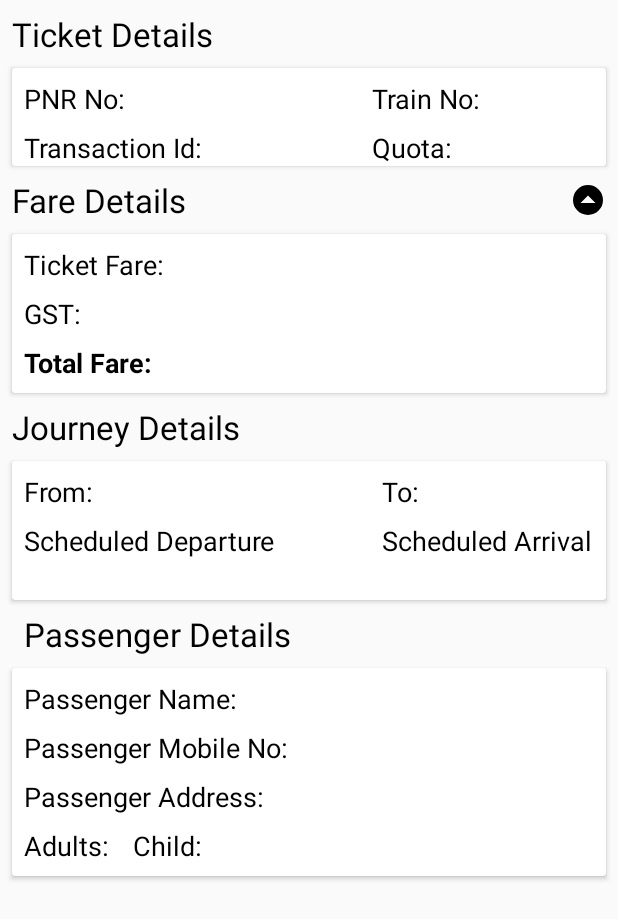
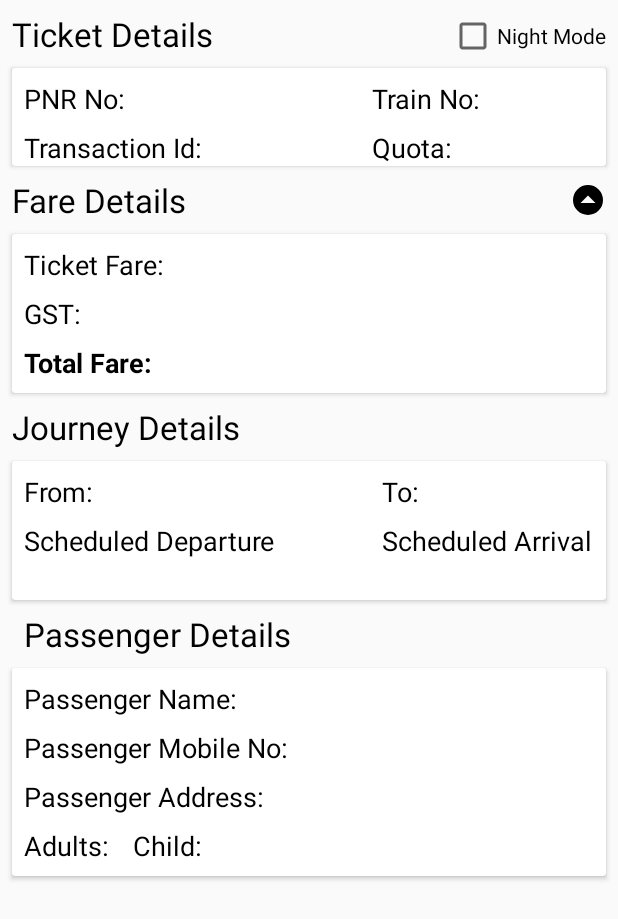
Before and after one commit to FireAndIce/ticket-databinding, an Android app: the layout ticket_fragment.xml on its own in the app's theme, with its tools: preview values and no code run, on a phone screen of 412 x 824 dp. Shown: the top 919 px of the screen. Run offline under Robolectric (Android 15) with nearby library versions, the phone set to English and light mode, and no system bars.

Commit message:
Added Night Mode feature

```diff
--- a/app/src/main/res/layout/ticket_fragment.xml
+++ b/app/src/main/res/layout/ticket_fragment.xml
@@ -9,17 +9,17 @@
         <variable
             name="ticket"
             type="ex.com.ticketexample.viewmodel.TicketViewModel" />
-
+<!--
         <variable
             name="backgroundColor"
-            type="int" />
+            type="int" />-->
     </data>
 <android.support.constraint.ConstraintLayout
     android:id="@+id/main"
     android:layout_width="match_parent"
     android:layout_height="match_parent"
     tools:context=".TicketFragment"
-    app:nightMode="@={ticket.nightModeChecked}">
+    android:background="@{ticket.nightModeChecked ? @drawable/nightMode : @drawable/lightGray}" >
 
     <TextView
         android:id="@+id/message"
@@ -132,5 +132,16 @@
         app:layout_constraintTop_toTopOf="@+id/textView37"
         tools:src="@drawable/collapse" />
 
+    <CheckBox
+        android:id="@+id/nightModeCheckBox"
+        android:layout_width="wrap_content"
+        android:layout_height="wrap_content"
+        android:layout_marginTop="8dp"
+        android:layout_marginEnd="8dp"
+        android:text="Night Mode"
+        android:checked="@={ticket.nightModeChecked}"
+        app:layout_constraintEnd_toEndOf="parent"
+        app:layout_constraintTop_toTopOf="parent" />
+
 </android.support.constraint.ConstraintLayout>
 </layout>
--- a/app/src/main/res/values/colors.xml
+++ b/app/src/main/res/values/colors.xml
@@ -4,6 +4,6 @@
     <color name="colorPrimaryDark">#00574B</color>
     <color name="colorAccent">#D81B60</color>
 
-    <color name="lightGray">#e2e2e2</color>
-    <color name="nightMode">#a8a8a8</color>
+    <drawable name="lightGray">#e2e2e2</drawable>
+    <drawable name="nightMode">#a8a8a8</drawable>
 </resources>
```
Also changed, not shown: app/src/main/java/ex/com/ticketexample/TicketFragment.java (+3 -62 lines), app/src/main/java/ex/com/ticketexample/viewmodel/TicketViewModel.java (+16 -5 lines), app/src/main/res/menu/fragment_menu.xml (+5 -2 lines).
